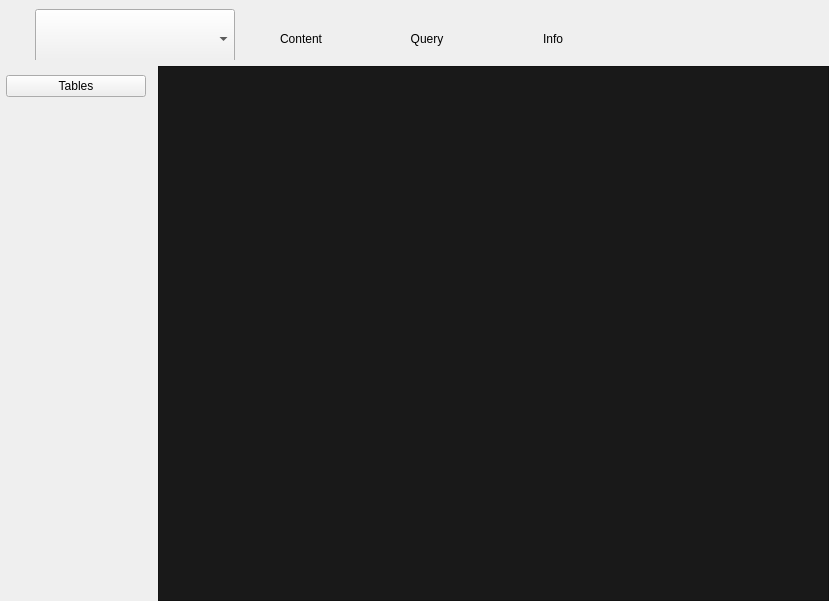
Before: the Qt Designer form app/views/MainLayout.ui in snorlax95/Goofy-SQL, drawn with Qt 5.
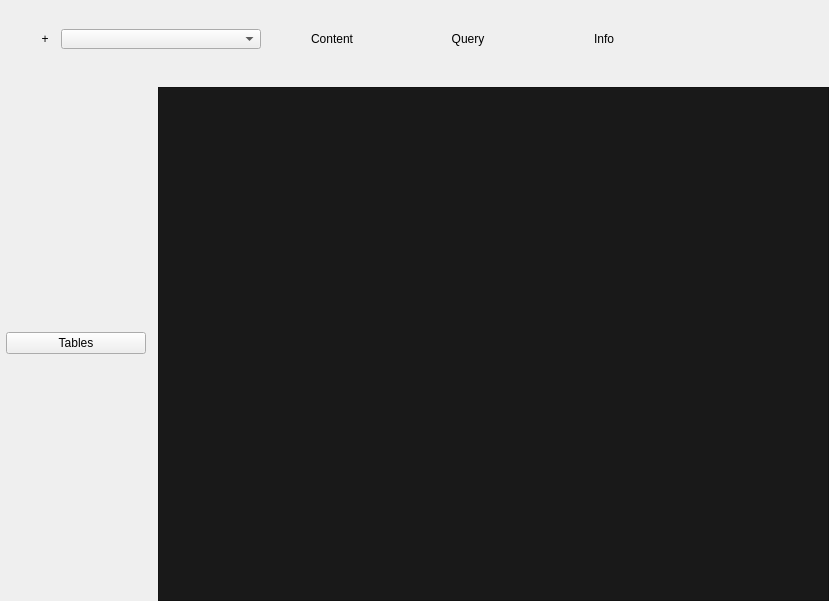
After: the same form once the commit is applied. Icons and pictures are not drawn.

Commit message: initial create database view, no encoding/collation options

Patch:
```diff
--- a/app/views/MainLayout.ui
+++ b/app/views/MainLayout.ui
@@ -69,12 +69,6 @@
        <height>0</height>
       </size>
      </property>
-     <property name="maximumSize">
-      <size>
-       <width>140</width>
-       <height>16777215</height>
-      </size>
-     </property>
      <property name="frameShape">
       <enum>QFrame::NoFrame</enum>
      </property>
@@ -84,14 +78,15 @@
      <property name="lineWidth">
       <number>0</number>
      </property>
-     <layout class="QVBoxLayout" name="verticalLayout">
-      <property name="leftMargin">
-       <number>0</number>
+     <widget class="QWidget" name="">
+      <property name="geometry">
+       <rect>
+        <x>0</x>
+        <y>0</y>
+        <width>141</width>
+        <height>513</height>
+       </rect>
       </property>
-      <property name="rightMargin">
-       <number>0</number>
-      </property>
-      <item>
        <layout class="QVBoxLayout" name="LeftBar">
         <property name="spacing">
          <number>0</number>
@@ -99,7 +94,7 @@
         <property name="sizeConstraint">
          <enum>QLayout::SetMinimumSize</enum>
         </property>
-        <item alignment="Qt::AlignTop">
+       <item>
          <widget class="QPushButton" name="RefreshTables">
           <property name="minimumSize">
            <size>
@@ -129,11 +124,10 @@
          </widget>
         </item>
        </layout>
-      </item>
-     </layout>
-    </widget>
+     </widget>
+    </widget>
    </item>
-   <item row="0" column="0" colspan="4" alignment="Qt::AlignLeft|Qt::AlignVCenter">
+   <item row="0" column="0" colspan="4" alignment="Qt::AlignLeft">
     <widget class="QFrame" name="TopBar">
      <property name="sizePolicy">
       <sizepolicy hsizetype="Expanding" vsizetype="Preferred">
@@ -144,13 +138,7 @@
      <property name="minimumSize">
       <size>
        <width>0</width>
-       <height>60</height>
-      </size>
-     </property>
-     <property name="maximumSize">
-      <size>
-       <width>16777215</width>
-       <height>60</height>
+       <height>50</height>
       </size>
      </property>
      <property name="styleSheet">
@@ -198,7 +186,35 @@
         </property>
        </widget>
       </item>
-      <item alignment="Qt::AlignVCenter">
+      <item>
+       <widget class="QPushButton" name="DatabaseCreateButton">
+        <property name="minimumSize">
+         <size>
+          <width>20</width>
+          <height>60</height>
+         </size>
+        </property>
+        <property name="maximumSize">
+         <size>
+          <width>20</width>
+          <height>60</height>
+         </size>
+        </property>
+        <property name="styleSheet">
+         <string notr="true">border: none;</string>
+        </property>
+        <property name="text">
+         <string>+</string>
+        </property>
+        <property name="iconSize">
+         <size>
+          <width>25</width>
+          <height>25</height>
+         </size>
+        </property>
+       </widget>
+      </item>
+      <item>
        <widget class="QComboBox" name="DatabaseDropdown">
         <property name="sizePolicy">
          <sizepolicy hsizetype="Preferred" vsizetype="Fixed">
@@ -209,7 +225,7 @@
         <property name="minimumSize">
          <size>
           <width>200</width>
-          <height>60</height>
+          <height>20</height>
          </size>
         </property>
         <property name="maximumSize">
@@ -233,13 +249,13 @@
         </property>
         <property name="minimumSize">
          <size>
-          <width>120</width>
+          <width>130</width>
           <height>60</height>
          </size>
         </property>
         <property name="maximumSize">
          <size>
-          <width>120</width>
+          <width>139</width>
           <height>60</height>
          </size>
         </property>
@@ -271,13 +287,13 @@
         </property>
         <property name="minimumSize">
          <size>
-          <width>120</width>
+          <width>130</width>
           <height>60</height>
          </size>
         </property>
         <property name="maximumSize">
          <size>
-          <width>120</width>
+          <width>130</width>
           <height>60</height>
          </size>
         </property>
@@ -312,13 +328,13 @@
         </property>
         <property name="minimumSize">
          <size>
-          <width>120</width>
+          <width>130</width>
           <height>60</height>
          </size>
         </property>
         <property name="maximumSize">
          <size>
-          <width>120</width>
+          <width>130</width>
           <height>60</height>
          </size>
         </property>
```
Lines whose indentation alone changed are shown as unchanged. The commit also changes 8 other files.
